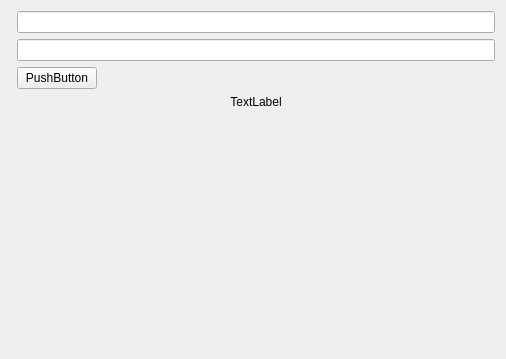
This is dev/ui/authorization.ui in ledxdeliveryflopp/music_app as Qt 5 draws it before an edit. The edited form follows.
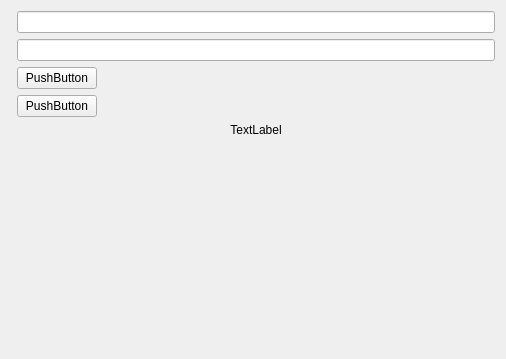
This is the edited form.

Commit message: update label in authorization ui

```diff
--- a/dev/ui/authorization.ui
+++ b/dev/ui/authorization.ui
@@ -20,8 +20,8 @@
    <item row="0" column="1">
     <widget class="QLineEdit" name="email_input"/>
    </item>
-   <item row="3" column="1">
-    <widget class="QLabel" name="label">
+   <item row="4" column="1">
+    <widget class="QLabel" name="error_label">
      <property name="sizePolicy">
       <sizepolicy hsizetype="Preferred" vsizetype="Fixed">
        <horstretch>0</horstretch>
@@ -67,6 +67,19 @@
      </property>
     </widget>
    </item>
+   <item row="3" column="1">
+    <widget class="QPushButton" name="registration_button">
+     <property name="sizePolicy">
+      <sizepolicy hsizetype="Fixed" vsizetype="Fixed">
+       <horstretch>0</horstretch>
+       <verstretch>0</verstretch>
+      </sizepolicy>
+     </property>
+     <property name="text">
+      <string>PushButton</string>
+     </property>
+    </widget>
+   </item>
   </layout>
  </widget>
  <resources/>
```
The commit also changes 1 other file.
